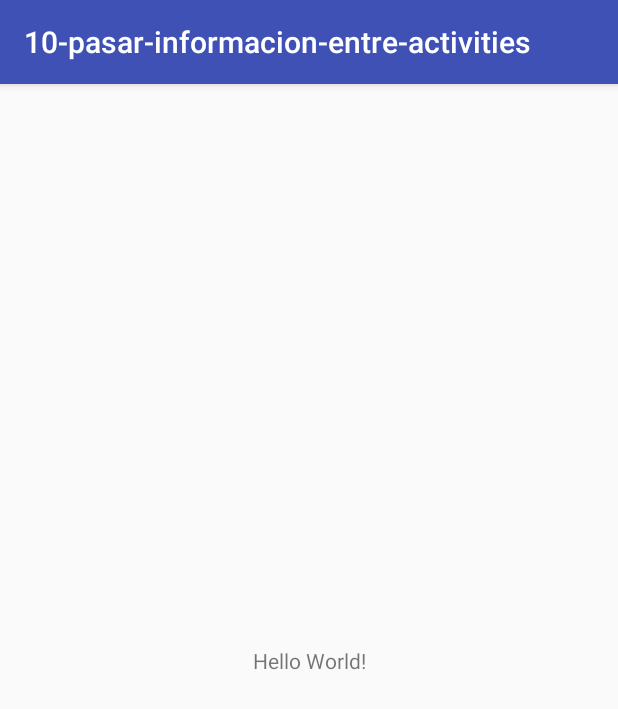
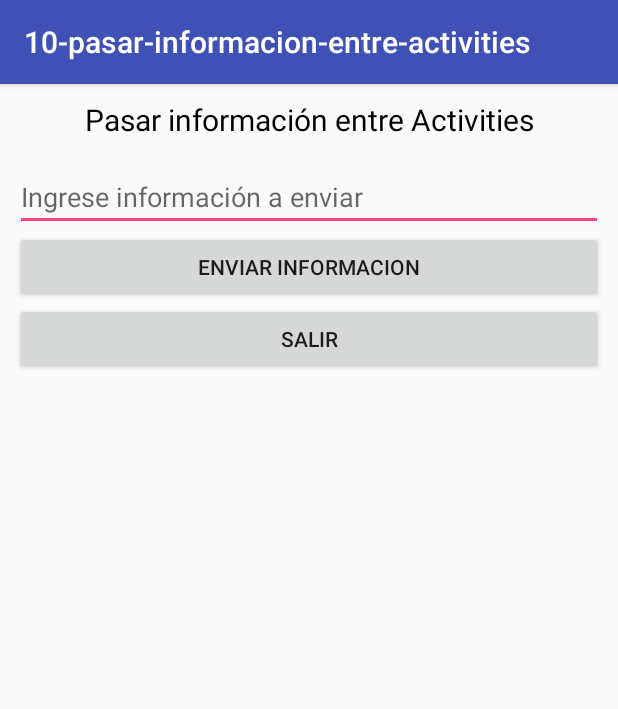
Before and after one commit to jocode/android-remind, an Android app: the screen it shows after launch (MainActivity), on a phone screen of 412 x 824 dp. Shown: the top 709 px of the screen. Run offline under Robolectric (Android 15) with nearby library versions, the phone set to English and light mode, and no system bars.

Commit message:
Pasar información entre activities con Intent
Al cambiar de actividad, se puede pasar información usando el método
putExtra(), que recibe como parámetro, el Key y Value. Para pasar estos
datos, debe hacerse antes de usar la función startActivity().

Para recibir los datos en la otra actividad, se debe crear un objeto de
tipo  bundle, y obtenemos el intent y los extras (datos) con los métodos
getIntent().getExtras(), seguidamente, obtenemos el tipo de dato del
bundle usando el método getString() y, lo almacenamos en una variable,
dependiendo de la operación que queramos, convertimos el resultado al
tipo de dato más acorde.

Para cerrar la aplicación en android, generalmente se usa el método
finish, pero esto solo cierra el Activity actual o en ejecución, y si
tiene varias actividades, va a volver a la anterior.
En el método exit de la actividad principal, es una de las formas no tan
convencionales para cerrar la aplicación, pero que funcionan.

```diff
--- a/10-pasar-informacion-entre-activities/app/src/main/AndroidManifest.xml
+++ b/10-pasar-informacion-entre-activities/app/src/main/AndroidManifest.xml
@@ -16,6 +16,7 @@
                 <category android:name="android.intent.category.LAUNCHER" />
             </intent-filter>
         </activity>
+        <activity android:name=".TwoActivity"></activity>
     </application>
 
 </manifest>
--- a/10-pasar-informacion-entre-activities/app/src/main/res/layout/activity_main.xml
+++ b/10-pasar-informacion-entre-activities/app/src/main/res/layout/activity_main.xml
@@ -1,18 +1,34 @@
-<?xml version="1.0" encoding="utf-8"?>
-<android.support.constraint.ConstraintLayout xmlns:android="http://schemas.android.com/apk/res/android"
-    xmlns:app="http://schemas.android.com/apk/res-auto"
-    xmlns:tools="http://schemas.android.com/tools"
-    android:layout_width="match_parent"
+<LinearLayout android:layout_width="match_parent"
     android:layout_height="match_parent"
-    tools:context="com.example.a10_pasar_informacion_entre_activities.MainActivity">
+    android:orientation="vertical"
+    android:padding="10dp"
+    xmlns:android="http://schemas.android.com/apk/res/android">
 
     <TextView
-        android:layout_width="wrap_content"
+        android:layout_width="match_parent"
         android:layout_height="wrap_content"
-        android:text="Hello World!"
-        app:layout_constraintBottom_toBottomOf="parent"
-        app:layout_constraintLeft_toLeftOf="parent"
-        app:layout_constraintRight_toRightOf="parent"
-        app:layout_constraintTop_toTopOf="parent" />
+        android:textSize="20dp"
+        android:textColor="@android:color/background_dark"
+        android:text="Pasar información entre Activities"
+        android:textAlignment="center"
+        android:layout_marginBottom="15dp"/>
 
-</android.support.constraint.ConstraintLayout>
+    <EditText
+        android:id="@+id/etDato"
+        android:layout_width="match_parent"
+        android:layout_height="wrap_content"
+        android:hint="Ingrese información a enviar"/>
+
+    <Button
+        android:onClick="enviarInformacion"
+        android:layout_width="match_parent"
+        android:layout_height="wrap_content"
+        android:text="Enviar Informacion"/>
+
+    <Button
+        android:onClick="exit"
+        android:layout_width="match_parent"
+        android:layout_height="wrap_content"
+        android:text="Salir"/>
+
+</LinearLayout>
```
Also changed, not shown: 10-pasar-informacion-entre-activities/app/src/main/java/com/example/a10_pasar_informacion_entre_activities/MainActivity.java (+20 -0 lines), 10-pasar-informacion-entre-activities/app/src/main/java/com/example/a10_pasar_informacion_entre_activities/TwoActivity.java (added, +38 -0 lines), 10-pasar-informacion-entre-activities/app/src/main/res/layout/activity_two.xml (added, +24 -0 lines).
